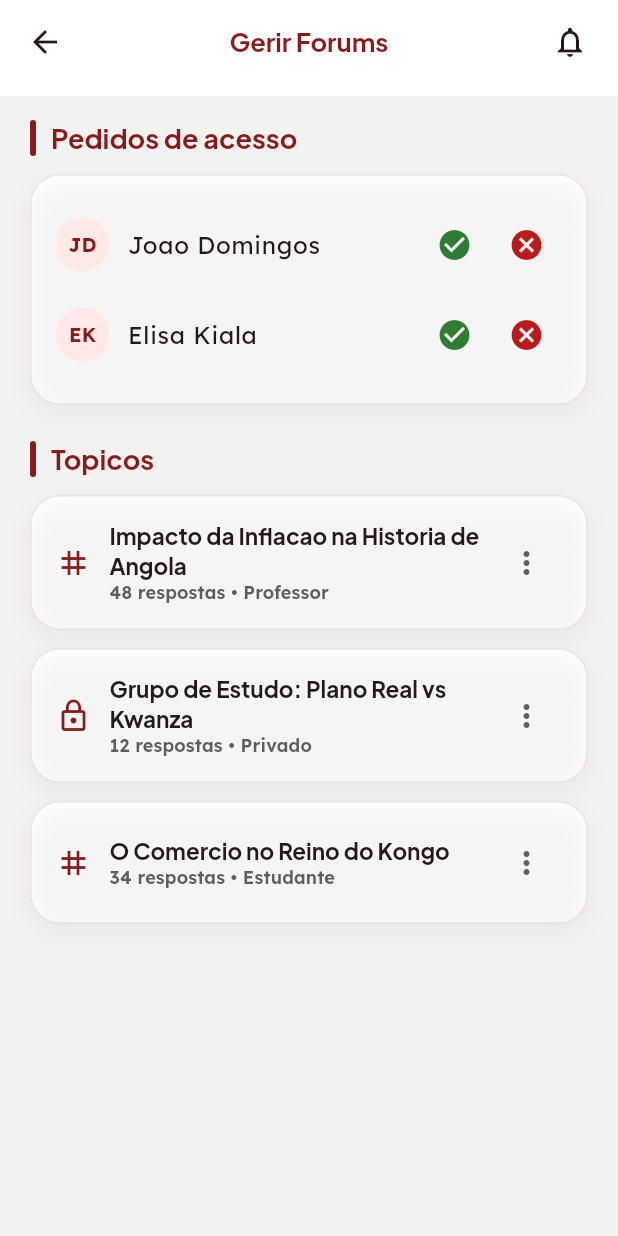
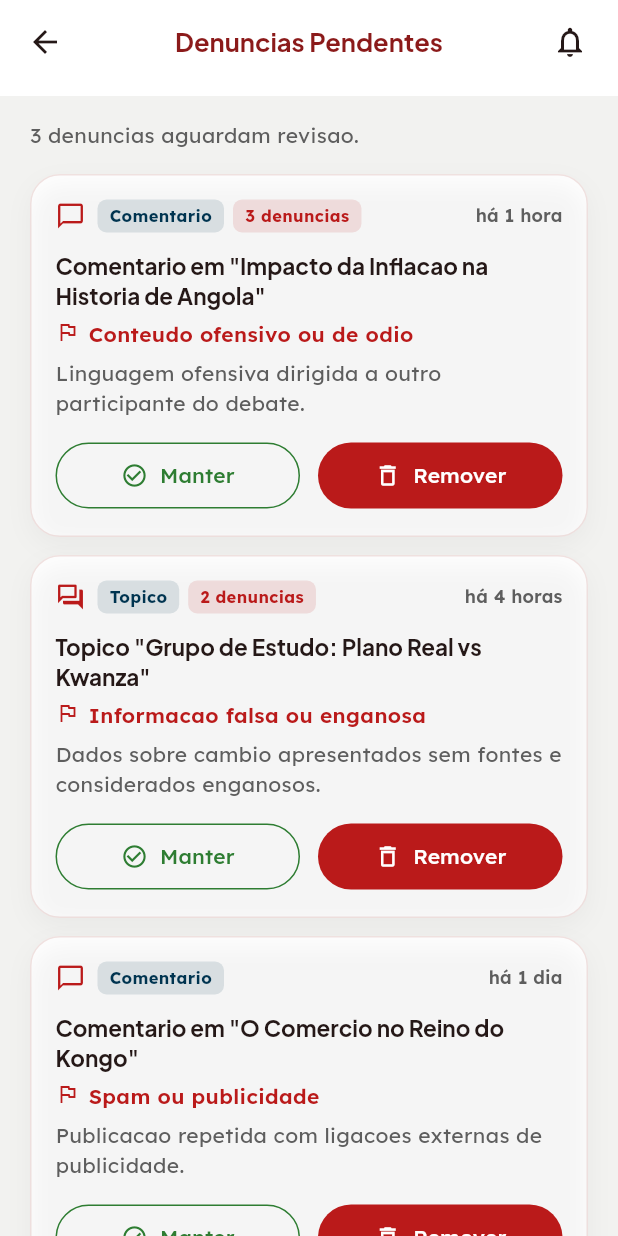
Before and after one commit to SW-Wanted/economia-historia-angola, a Flutter app: the AdminPanelScreen screen opened by its route, after a tap on "Denuncias pendentes", on a phone screen of 412 x 824 dp. Run offline on Flutter 3.47's test engine with Material 3 defaults, Android fonts, the phone set to English and light mode, and no system bars; our stand-ins replace device_preview, google_fonts.

Commit message:
Add admin reports and dashboard updates

```diff
--- a/mobile/flutter/lib/core/routes/app_routes.dart
+++ b/mobile/flutter/lib/core/routes/app_routes.dart
@@ -1,5 +1,6 @@
 import 'package:flutter/material.dart';
 
+import '../../models/app_user.dart';
 import '../../screens/admin_panel_screen.dart';
 import '../../screens/admin_users_screen.dart';
 import '../../screens/community_screen.dart';
@@ -23,6 +24,7 @@ import '../../screens/map_screen.dart';
 import '../../screens/notifications_screen.dart';
 import '../../screens/offline_mode_screen.dart';
 import '../../screens/onboarding_screen.dart';
+import '../../screens/pending_reports_screen.dart';
 import '../../screens/private_forum_access_screen.dart';
 import '../../screens/profile_screen.dart';
 import '../../screens/province_contents_screen.dart';
@@ -97,6 +99,7 @@ class AppRoutes {
   static const feedback = '/feedback';
   static const invite = '/invite';
   static const report = '/report';
+  static const pendingReports = '/pending-reports';
 
   static Route<dynamic> onGenerateRoute(RouteSettings settings) {
     final page = switch (settings.name) {
@@ -142,13 +145,14 @@ class AppRoutes {
       subscription => const SubscriptionScreen(),
       manageForums => const ManageForumsScreen(),
       adminUsers => const AdminUsersScreen(),
-      superAdmin => const SuperAdminScreen(),
+      superAdmin => SuperAdminScreen(user: settings.arguments is AppUser ? settings.arguments as AppUser : null),
       community => const CommunityScreen(),
       discussionRoom => const DiscussionRoomScreen(),
       faq => const FaqScreen(),
       feedback => const FeedbackScreen(),
       invite => const InviteScreen(),
       report => const ReportScreen(),
+      pendingReports => const PendingReportsScreen(),
       _ => const SplashScreen(),
     };
 
--- a/mobile/flutter/lib/models/app_user.dart
+++ b/mobile/flutter/lib/models/app_user.dart
@@ -16,6 +16,7 @@ class AppUser {
     required this.initials,
     required this.role,
     required this.course,
+    this.email = '',
     this.points = 0,
   });
 
@@ -23,6 +24,7 @@ class AppUser {
   final String initials;
   final UserRole role;
   final String course;
+  final String email;
   final int points;
 
   bool get isAdmin => role == UserRole.admin || role == UserRole.superAdmin;
--- /dev/null
+++ b/mobile/flutter/lib/models/content_report.dart
@@ -0,0 +1,52 @@
+import 'package:flutter/material.dart';
+
+/// Motivo de uma denuncia (alinhado com ReportScreen).
+enum ReportReason { offensive, misinformation, spam, partisan, other }
+
+extension ReportReasonX on ReportReason {
+  String get label => switch (this) {
+        ReportReason.offensive => 'Conteudo ofensivo ou de odio',
+        ReportReason.misinformation => 'Informacao falsa ou enganosa',
+        ReportReason.spam => 'Spam ou publicidade',
+        ReportReason.partisan => 'Conteudo partidario',
+        ReportReason.other => 'Outro motivo',
+      };
+}
+
+/// Tipo de conteudo denunciado.
+enum ReportTarget { content, comment, topic }
+
+extension ReportTargetX on ReportTarget {
+  String get label => switch (this) {
+        ReportTarget.content => 'Conteudo',
+        ReportTarget.comment => 'Comentario',
+        ReportTarget.topic => 'Topico',
+      };
+
+  IconData get icon => switch (this) {
+        ReportTarget.content => Icons.menu_book_outlined,
+        ReportTarget.comment => Icons.chat_bubble_outline,
+        ReportTarget.topic => Icons.forum_outlined,
+      };
+}
+
+/// Uma denuncia pendente de revisao pela moderacao.
+class ContentReport {
+  const ContentReport({
+    required this.title,
+    required this.target,
+    required this.reason,
+    required this.excerpt,
+    required this.timeAgo,
+    this.count = 1,
+  });
+
+  final String title;
+  final ReportTarget target;
+  final ReportReason reason;
+  final String excerpt;
+  final String timeAgo;
+
+  /// Numero de utilizadores que denunciaram o mesmo conteudo.
+  final int count;
+}
--- /dev/null
+++ b/mobile/flutter/lib/models/dashboard_data.dart
@@ -0,0 +1,43 @@
+import 'package:flutter/material.dart';
+
+/// Cartao "Continuar onde parou" do dashboard.
+class ContinueReading {
+  const ContinueReading({
+    required this.title,
+    required this.subtitle,
+    required this.progress,
+  });
+
+  final String title;
+  final String subtitle;
+
+  /// Progresso de leitura entre 0 e 1.
+  final double progress;
+
+  int get percent => (progress * 100).round();
+}
+
+/// Quiz em destaque da semana.
+class WeeklyQuiz {
+  const WeeklyQuiz({required this.title, required this.description});
+
+  final String title;
+  final String description;
+}
+
+/// Conteudo em destaque na lista horizontal do dashboard.
+class DashboardHighlight {
+  const DashboardHighlight({required this.tag, required this.title, required this.icon});
+
+  final String tag;
+  final String title;
+  final IconData icon;
+}
+
+/// Texto Jindungo em destaque no dashboard.
+class FeaturedJindungo {
+  const FeaturedJindungo({required this.quote, required this.source});
+
+  final String quote;
+  final String source;
+}
--- a/mobile/flutter/lib/screens/admin_panel_screen.dart
+++ b/mobile/flutter/lib/screens/admin_panel_screen.dart
@@ -40,9 +40,11 @@ class AdminPanelScreen extends StatelessWidget {
         const SizedBox(height: 12),
         AdminActionCard(icon: Icons.people_alt_outlined, title: 'Gestao de utilizadores', subtitle: 'Ver e editar perfis.', onTap: () => Navigator.pushNamed(context, AppRoutes.adminUsers)),
         const SizedBox(height: 10),
-        AdminActionCard(icon: Icons.shield_outlined, title: 'Permissoes (Super Admin)', subtitle: 'Definir papeis e acessos.', onTap: () => Navigator.pushNamed(context, AppRoutes.superAdmin)),
-        const SizedBox(height: 10),
-        AdminActionCard(icon: Icons.report_gmailerrorred_outlined, title: 'Denuncias pendentes', subtitle: 'Rever conteudo reportado.', onTap: () => Navigator.pushNamed(context, AppRoutes.manageForums)),
+        if (user.role == UserRole.superAdmin) ...[
+          AdminActionCard(icon: Icons.shield_outlined, title: 'Permissoes (Super Admin)', subtitle: 'Definir papeis e acessos.', onTap: () => Navigator.pushNamed(context, AppRoutes.adminUsers)),
+          const SizedBox(height: 10),
+        ],
+        AdminActionCard(icon: Icons.report_gmailerrorred_outlined, title: 'Denuncias pendentes', subtitle: 'Rever conteudo reportado.', onTap: () => Navigator.pushNamed(context, AppRoutes.pendingReports)),
       ],
     );
   }
--- /dev/null
+++ b/mobile/flutter/lib/screens/pending_reports_screen.dart
@@ -0,0 +1,142 @@
+import 'package:flutter/material.dart';
+
+import '../core/constants/app_colors.dart';
+import '../models/content_report.dart';
+import '../services/mock_data_service.dart';
+import '../widgets/eh_card.dart';
+import '../widgets/screen_frame.dart';
+
+/// Revisao de conteudo denunciado pela comunidade (moderacao).
+class PendingReportsScreen extends StatefulWidget {
+  const PendingReportsScreen({super.key});
+
+  @override
+  State<PendingReportsScreen> createState() => _PendingReportsScreenState();
+}
+
+class _PendingReportsScreenState extends State<PendingReportsScreen> {
+  late final List<ContentReport> _reports = [...const MockDataService().reports()];
+
+  void _resolve(int index, String message) {
+    setState(() => _reports.removeAt(index));
+    ScaffoldMessenger.of(context).showSnackBar(
+      SnackBar(content: Text(message), behavior: SnackBarBehavior.floating),
+    );
+  }
+
+  @override
+  Widget build(BuildContext context) {
+    return ScreenFrame(
+      title: 'Denuncias Pendentes',
+      showBack: true,
+      children: [
+        Text(
+          _reports.isEmpty
+              ? 'Sem denuncias pendentes.'
+              : '${_reports.length} ${_reports.length == 1 ? 'denuncia aguarda' : 'denuncias aguardam'} revisao.',
+          style: Theme.of(context).textTheme.bodyMedium?.copyWith(color: AppColors.secondary),
+        ),
+        const SizedBox(height: 16),
+        if (_reports.isEmpty)
+          Padding(
+            padding: const EdgeInsets.only(top: 48),
+            child: Center(
+              child: Column(
+                children: [
+                  const Icon(Icons.verified_outlined, size: 56, color: AppColors.success),
+                  const SizedBox(height: 12),
+                  Text('Tudo revisto',
+                      style: Theme.of(context).textTheme.titleLarge?.copyWith(fontSize: 17)),
+                  const SizedBox(height: 4),
+                  Text('Nao ha conteudo reportado por rever.',
+                      textAlign: TextAlign.center,
+                      style: Theme.of(context).textTheme.bodyMedium?.copyWith(color: AppColors.secondary)),
+                ],
+              ),
+            ),
+          ),
+        for (var i = 0; i < _reports.length; i++) ...[
+          _reportCard(context, i, _reports[i]),
+          const SizedBox(height: 12),
+        ],
+      ],
+    );
+  }
+
+  Widget _reportCard(BuildContext context, int index, ContentReport report) {
+    return EhCard(
+      child: Column(
+        crossAxisAlignment: CrossAxisAlignment.start,
+        children: [
+          Row(
+            children: [
+              Icon(report.target.icon, color: AppColors.error, size: 20),
+              const SizedBox(width: 8),
+              _tag(report.target.label, AppColors.navy),
+              const SizedBox(width: 6),
+              if (report.count > 1) _tag('${report.count} denuncias', AppColors.error),
+              const Spacer(),
+              Text(report.timeAgo,
+                  style: Theme.of(context).textTheme.labelMedium?.copyWith(color: AppColors.secondary)),
+            ],
+          ),
+          const SizedBox(height: 12),
+          Text(report.title, style: Theme.of(context).textTheme.titleLarge?.copyWith(fontSize: 15)),
+          const SizedBox(height: 6),
+          Row(
+            crossAxisAlignment: CrossAxisAlignment.start,
+            children: [
+              const Icon(Icons.flag_outlined, size: 16, color: AppColors.error),
+              const SizedBox(width: 6),
+              Expanded(
+                child: Text(report.reason.label,
+                    style: Theme.of(context).textTheme.bodyMedium?.copyWith(
+                        color: AppColors.error, fontWeight: FontWeight.w600)),
+              ),
+            ],
+          ),
+          const SizedBox(height: 6),
+          Text(report.excerpt,
+              style: Theme.of(context).textTheme.bodyMedium?.copyWith(color: AppColors.secondary, height: 1.4)),
+          const SizedBox(height: 14),
+          Row(
+            children: [
+              Expanded(
+                child: OutlinedButton.icon(
+                  onPressed: () => _resolve(index, 'Denuncia descartada. Conteudo mantido.'),
+                  icon: const Icon(Icons.check_circle_outline, size: 18),
+                  label: const Text('Manter'),
+                  style: OutlinedButton.styleFrom(
+                    foregroundColor: AppColors.success,
+                    side: const BorderSide(color: AppColors.success),
+                    padding: const EdgeInsets.symmetric(vertical: 12),
+                  ),
+                ),
+              ),
+              const SizedBox(width: 12),
+              Expanded(
+                child: FilledButton.icon(
+                  onPressed: () => _resolve(index, 'Conteudo removido.'),
+                  icon: const Icon(Icons.delete_outline, size: 18),
+                  label: const Text('Remover'),
+                  style: FilledButton.styleFrom(
+                    backgroundColor: AppColors.error,
+                    padding: const EdgeInsets.symmetric(vertical: 12),
+                  ),
+                ),
+              ),
+            ],
+          ),
+        ],
+      ),
+    );
+  }
+
+  Widget _tag(String label, Color color) {
+    return Container(
+      padding: const EdgeInsets.symmetric(horizontal: 8, vertical: 3),
+      decoration: BoxDecoration(color: color.withValues(alpha: .12), borderRadius: BorderRadius.circular(6)),
+      child: Text(label, style: TextStyle(color: color, fontWeight: FontWeight.w700, fontSize: 11)),
+    );
+  }
+}
--- a/mobile/flutter/lib/services/mock_data_service.dart
+++ b/mobile/flutter/lib/services/mock_data_service.dart
@@ -4,6 +4,8 @@ import '../models/app_user.dart';
 import '../models/comment.dart';
 import '../models/community_category.dart';
 import '../models/content_item.dart';
+import '../models/content_report.dart';
+import '../models/dashboard_data.dart';
 import '../models/forum_topic.dart';
 import '../models/notification_item.dart';
 import '../models/quiz_question.dart';
@@ -15,10 +17,23 @@ class MockDataService {
   AppUser currentUser() => const AppUser(
         name: 'Manuel Kiala',
         initials: 'MK',
-        role: UserRole.admin,
+        role: UserRole.superAdmin,
         course: 'Economia',
+        email: 'manuel.kiala@isptec.co.ao',
         points: 980,
       );
+
+  /// Utilizadores reais para gestao e atribuicao de papeis.
+  /// Cada utilizador tem um unico papel coerente em toda a aplicacao.
+  List<AppUser> users() => const [
+        AppUser(name: 'Manuel Kiala', initials: 'MK', role: UserRole.superAdmin, course: 'Economia', email: 'manuel.kiala@isptec.co.ao', points: 980),
+        AppUser(name: 'Carlos Lopes', initials: 'CL', role: UserRole.admin, course: 'Historia Economica', email: 'carlos.lopes@isptec.co.ao', points: 1120),
+        AppUser(name: 'Ana Muachia', initials: 'AM', role: UserRole.professor, course: 'Historia', email: 'ana.muachia@isptec.co.ao', points: 910),
+        AppUser(name: 'Dr. Kambinda', initials: 'DK', role: UserRole.escritor, course: 'Economia Politica', email: 'kambinda@isptec.co.ao', points: 860),
+        AppUser(name: 'Joao Domingos', initials: 'JD', role: UserRole.normal, course: 'Gestao', email: 'joao.domingos@isptec.co.ao', points: 870),
+        AppUser(name: 'Beatriz Neto', initials: 'BN', role: UserRole.normal, course: 'Ciencias Sociais', email: 'beatriz.neto@isptec.co.ao', points: 790),
+        AppUser(name: 'Elisa Kiala', initials: 'EK', role: UserRole.normal, course: 'Direito', email: 'elisa.kiala@isptec.co.ao', points: 740),
+      ];
 
   List<ContentItem> contents() => const [
         ContentItem(
@@ -74,6 +89,31 @@ class MockDataService {
       ];
 
   ContentItem jindungo() => contents().firstWhere((c) => c.locked);
+
+  // ----- Dashboard -----
+
+  ContinueReading continueReading() => const ContinueReading(
+        title: 'Ciclos Economicos: 1975–1992',
+        subtitle: 'Modulo 3 • Aula 4',
+        progress: .65,
+      );
+
+  WeeklyQuiz weeklyQuiz() => const WeeklyQuiz(
+        title: 'Quiz da Semana',
+        description: 'Teste os seus conhecimentos sobre o Cafe em Angola.',
+      );
+
+  List<DashboardHighlight> highlights() => const [
+        DashboardHighlight(tag: 'ECONOMIA', title: 'Impacto do Setor Petrolifero', icon: Icons.oil_barrel_outlined),
+        DashboardHighlight(tag: 'HISTORIA', title: 'Rotas de Comercio no Seculo XIX', icon: Icons.route_outlined),
+      ];
+
+  FeaturedJindungo featuredJindungo() => const FeaturedJindungo(
+        quote: '"A analise definitiva sobre a inflacao estrutural e a heranca colonial nos mercados do Lobito."',
+        source: 'Dr. Kambinda, 2023',
+      );
+
+  String didYouKnow() => 'Na decada de 1970, Angola chegou a ser o quarto maior produtor mundial de cafe.';
 
   List<ForumTopic> topics() => const [
         ForumTopic(
@@ -155,6 +195,34 @@ class MockDataService {
         NotificationItem(title: 'Pedido de acesso aprovado', body: 'O seu acesso ao Nucleo Jindungo foi aprovado.', timeAgo: 'há 2 dias', kind: NotificationKind.access),
       ];
 
+  /// Denuncias pendentes de revisao pela moderacao.
+  List<ContentReport> reports() => const [
+        ContentReport(
+          title: 'Comentario em "Impacto da Inflacao na Historia de Angola"',
+          target: ReportTarget.comment,
+          reason: ReportReason.offensive,
+          excerpt: 'Linguagem ofensiva dirigida a outro participante do debate.',
+          timeAgo: 'há 1 hora',
+          count: 3,
+        ),
+        ContentReport(
+          title: 'Topico "Grupo de Estudo: Plano Real vs Kwanza"',
+          target: ReportTarget.topic,
+          reason: ReportReason.misinformation,
+          excerpt: 'Dados sobre cambio apresentados sem fontes e considerados enganosos.',
+          timeAgo: 'há 4 horas',
+          count: 2,
+        ),
+        ContentReport(
+          title: 'Comentario em "O Comercio no Reino do Kongo"',
+          target: ReportTarget.comment,
+          reason: ReportReason.spam,
+          excerpt: 'Publicacao repetida com ligacoes externas de publicidade.',
+          timeAgo: 'há 1 dia',
+          count: 1,
+        ),
+      ];
+
   List<String> provinces() => const [
         'Luanda', 'Benguela', 'Huambo', 'Uige', 'Huila', 'Namibe', 'Cabinda', 'Malanje',
       ];
--- a/mobile/flutter/lib/widgets/filter_chips_row.dart
+++ b/mobile/flutter/lib/widgets/filter_chips_row.dart
@@ -22,7 +22,7 @@ class FilterChipsRow extends StatelessWidget {
       child: ListView.separated(
         scrollDirection: Axis.horizontal,
         itemCount: labels.length,
-        separatorBuilder: (_, _) => const SizedBox(width: 8),
+        separatorBuilder: (_, __) => const SizedBox(width: 8),
         itemBuilder: (context, i) {
           final active = i == selected;
           return ChoiceChip(
```
Also changed, not shown: mobile/flutter/lib/screens/admin_users_screen.dart (+53 -14 lines), mobile/flutter/lib/screens/dashboard_screen.dart (+39 -25 lines), mobile/flutter/lib/screens/splash_screen.dart (+13 -1 lines), mobile/flutter/lib/screens/super_admin_screen.dart (+16 -9 lines).
